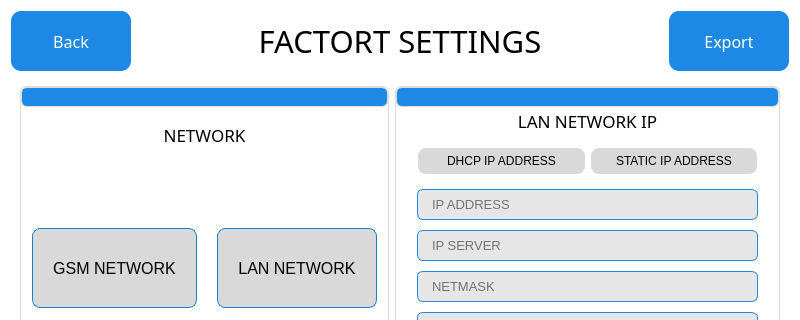
This is QT_APP/factsetting.ui in eSpark-Backup/nabilfesal-msm-fw as Qt 5 draws it before an edit; both pictures show x 0 to 800 and y 0 to 320 of the 800 by 504 pixel window. The edited form follows.
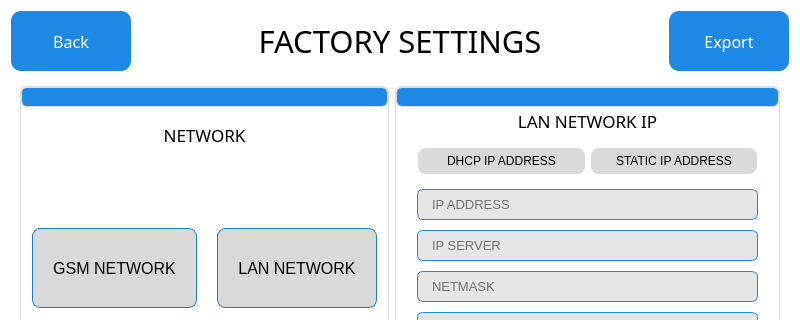
This is the edited form. The open tabs and pages were chosen to show the change.

Commit message: factory setting all ui and flow has been developed, num keyboard is also created

```diff
--- a/QT_APP/factsetting.ui
+++ b/QT_APP/factsetting.ui
@@ -83,7 +83,7 @@
         </font>
        </property>
        <property name="text">
-        <string>FACTORT SETTINGS</string>
+        <string>FACTORY SETTINGS</string>
        </property>
        <property name="alignment">
         <set>Qt::AlignCenter</set>
```
Left out of the diff: 89 changed lines with no effect on the pictures. The commit also changes 21 other files.
